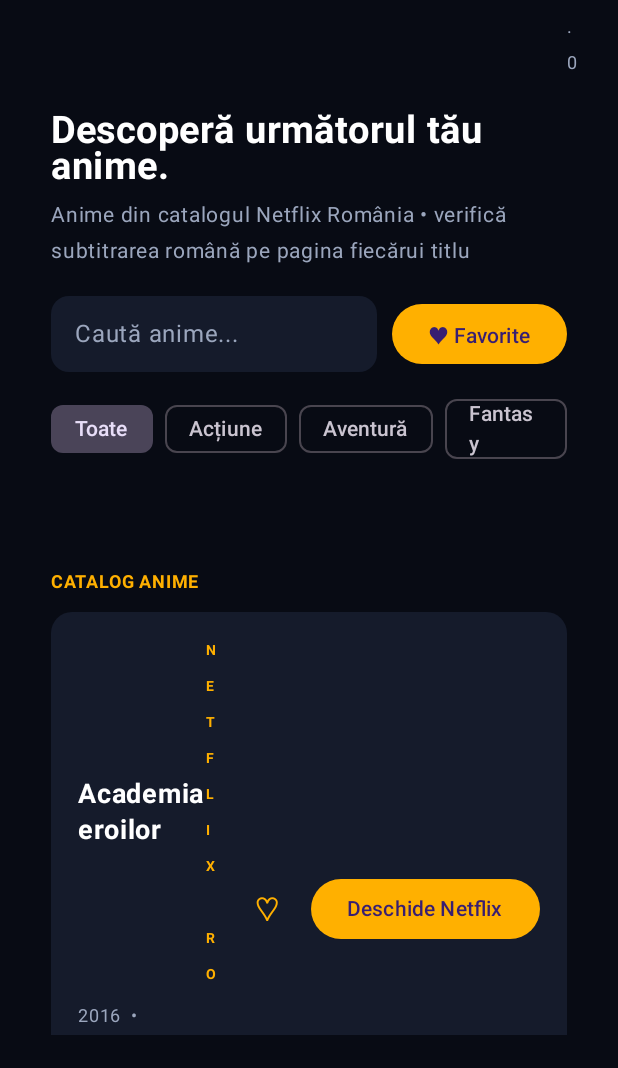
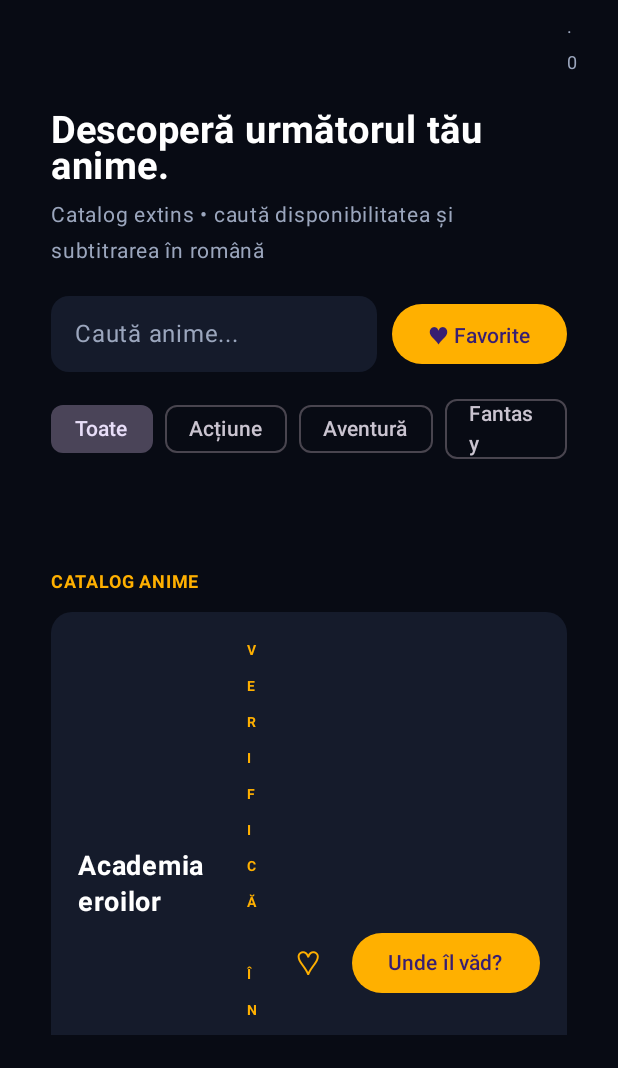
Before and after one commit to razvanbug27/AnimeRoTv, an Android app built with Jetpack Compose: the screen it shows after launch (MainActivity), on a phone screen of 412 x 824 dp, the part 168-1236 px from its top. Run offline under Robolectric (Android 15) with nearby library versions, the phone set to English and light mode, and no system bars.

Commit message:
Correct Romanian availability labels and search Romanian streaming listings

```diff
--- a/app/src/main/java/ro/animero/tv/MainActivity.kt
+++ b/app/src/main/java/ro/animero/tv/MainActivity.kt
@@ -30,68 +30,68 @@ private data class AnimeItem(
 )
 
 private val catalog = listOf(
-    AnimeItem("Academia eroilor", "2016", "Acțiune • Supereroi", "Izuku visează să devină un erou într-o lume în care aproape toți au puteri.", "NETFLIX RO"),
-    AnimeItem("Hunter x Hunter", "2011", "Aventură • Acțiune", "Gon pornește într-o călătorie pentru a-și găsi tatăl și a deveni vânător.", "NETFLIX RO"),
-    AnimeItem("Caietul morții", "2006", "Thriller • Mister", "Un elev descoperă un caiet cu puterea de a schimba destine.", "NETFLIX RO"),
-    AnimeItem("The Seven Deadly Sins", "2014", "Fantasy • Acțiune", "O prințesă caută un grup legendar de cavaleri pentru a-și salva regatul.", "NETFLIX RO"),
-    AnimeItem("Saga Vinland", "2019", "Acțiune • Istoric", "Un tânăr războinic caută sensul răzbunării într-o lume a vikingilor.", "NETFLIX RO"),
-    AnimeItem("JoJo's Bizarre Adventure", "2012", "Acțiune • Supranatural", "Generații ale familiei Joestar se confruntă cu amenințări extraordinare.", "NETFLIX RO"),
-    AnimeItem("Sword Art Online", "2012", "Aventură • SF", "Jucătorii rămân blocați într-un joc online periculos.", "NETFLIX RO"),
-    AnimeItem("Profeția Ragnarok", "2021", "Acțiune • Fantasy", "Luptători legendari înfruntă zeii într-un turneu decisiv.", "NETFLIX RO"),
-    AnimeItem("Cyberpunk: Edgerunners", "2022", "SF • Acțiune", "Un tânăr încearcă să supraviețuiască într-un oraș dominat de tehnologie.", "NETFLIX RO"),
-    AnimeItem("Sakamoto Days", "2025", "Acțiune • Comedie", "Un fost asasin încearcă să ducă o viață liniștită.", "NETFLIX RO"),
-    AnimeItem("Blue Box", "2024", "Romance • Sport", "Doi elevi se apropie prin sport și viața de liceu.", "NETFLIX RO"),
-    AnimeItem("Kuroko", "2012", "Sport • Dramă", "O echipă de baschet încearcă să ajungă în vârful competiției.", "NETFLIX RO"),
-    AnimeItem("Castlevania", "2017", "Fantasy • Acțiune", "Un vânător de vampiri luptă împotriva forțelor întunericului.", "NETFLIX RO"),
-    AnimeItem("BAKI", "2018", "Acțiune • Arte marțiale", "Baki își testează limitele în confruntări extreme.", "NETFLIX RO"),
-    AnimeItem("Hajime no Ippo: Lupta", "2000", "Sport • Dramă", "Un adolescent timid descoperă boxul și începe să se antreneze.", "NETFLIX RO"),
-    AnimeItem("Căsnicia mea fericită", "2023", "Dramă • Fantasy", "O tânără descoperă iubirea și o lume plină de puteri misterioase.", "NETFLIX RO"),
-    AnimeItem("Kakegurui", "2017", "Thriller • Dramă", "Într-o academie neobișnuită, statutul elevilor depinde de jocuri de noroc.", "NETFLIX RO"),
-    AnimeItem("Baki Hanma", "2021", "Acțiune • Arte marțiale", "Baki se pregătește pentru cea mai grea confruntare a sa.", "NETFLIX RO"),
-    AnimeItem("Parasyte: The Maxim", "2014", "SF • Horror", "Un adolescent împarte propriul corp cu o creatură extraterestră.", "NETFLIX RO"),
-    AnimeItem("Ranma 1/2", "2024", "Comedie • Arte marțiale", "Un luptător este prins într-un blestem cu efecte neașteptate.", "NETFLIX RO"),
-    AnimeItem("Viața dezastruoasă a lui Saiki K.", "2016", "Comedie • Supranatural", "Un adolescent cu puteri psihice vrea doar o viață normală.", "NETFLIX RO"),
-    AnimeItem("Kengan Ashura", "2019", "Acțiune • Arte marțiale", "Luptători reprezintă companii în turnee brutale.", "NETFLIX RO"),
-    AnimeItem("BEASTARS", "2019", "Dramă • Mister", "Un lup încearcă să-și înțeleagă instinctele într-o societate tensionată.", "NETFLIX RO"),
-    AnimeItem("Monster", "2004", "Thriller • Mister", "Un medic pornește în căutarea unui fost pacient devenit periculos.", "NETFLIX RO"),
-    AnimeItem("Komi nu știe să comunice", "2021", "Comedie • Romance", "O elevă timidă încearcă să-și facă o sută de prieteni.", "NETFLIX RO"),
-    AnimeItem("Ouran High School Host Club", "2006", "Comedie • Romance", "O elevă ajunge într-un club școlar cu reguli neobișnuite.", "NETFLIX RO"),
-    AnimeItem("The Summer Hikaru Died", "2025", "Mister • Supranatural", "Un adolescent observă că prietenul său s-a întors schimbat.", "NETFLIX RO"),
-    AnimeItem("Delicious in Dungeon", "2024", "Fantasy • Aventură", "Un grup de aventurieri explorează o temniță și gătește creaturi fantastice.", "NETFLIX RO"),
-    AnimeItem("Neon Genesis Evangelion", "1995", "SF • Dramă", "Adolescenți pilotează roboți uriași pentru a apăra omenirea.", "NETFLIX RO"),
-    AnimeItem("Yu Yu Hakusho", "1992", "Acțiune • Supranatural", "Un adolescent devine detectiv al lumii spiritelor.", "NETFLIX RO"),
-    AnimeItem("Regele șaman", "2021", "Aventură • Fantasy", "Șamanii se pregătesc pentru un turneu care decide Regele Șaman.", "NETFLIX RO"),
-    AnimeItem("Violet Evergarden", "2018", "Dramă • Fantasy", "O fostă soldată învață să înțeleagă emoțiile oamenilor prin scrisori.", "NETFLIX RO"),
-    AnimeItem("Cowboy Bebop", "1998", "SF • Aventură", "Vânători de recompense călătoresc prin spațiu.", "NETFLIX RO"),
-    AnimeItem("Dorohedoro", "2020", "Fantasy • Acțiune", "Un bărbat cu cap de reptilă caută adevărul despre transformarea sa.", "NETFLIX RO"),
-    AnimeItem("Aggretsuko", "2018", "Comedie • Viață", "O angajată își descarcă frustrările prin karaoke metal.", "NETFLIX RO"),
-    AnimeItem("PLUTO", "2023", "SF • Mister", "Un detectiv robot investighează o serie de crime misterioase.", "ROMÂNĂ CONFIRMATĂ"),
-    AnimeItem("Kotaro locuiește singur", "2022", "Comedie • Dramă", "Un băiețel neobișnuit schimbă viața vecinilor săi.", "NETFLIX RO"),
-    AnimeItem("Blue Period", "2021", "Dramă • Artă", "Un elev descoperă pasiunea pentru pictură și intră într-o lume competitivă.", "NETFLIX RO"),
-    AnimeItem("EDENS ZERO", "2021", "SF • Aventură", "Un tânăr pornește într-o călătorie prin univers.", "NETFLIX RO"),
-    AnimeItem("Unchiul dintr-o altă lume", "2022", "Comedie • Fantasy", "Un bărbat se trezește după ani de comă cu amintiri dintr-o lume fantastică.", "NETFLIX RO"),
-    AnimeItem("SPRIGGAN", "2022", "Acțiune • SF", "Agenți speciali protejează relicve ale unei civilizații antice.", "NETFLIX RO"),
-    AnimeItem("Onmyoji", "2023", "Fantasy • Supranatural", "Un maestru al spiritelor rezolvă mistere în Japonia imperială.", "NETFLIX RO"),
-    AnimeItem("My Daemon", "2023", "Aventură • SF", "Un băiat și o creatură specială pornesc într-o călătorie.", "NETFLIX RO"),
-    AnimeItem("Superescrocii", "2021", "Acțiune • Crimă", "Un grup de infractori cu puteri speciale pregătește o lovitură.", "NETFLIX RO"),
-    AnimeItem("Viața unui casnic", "2021", "Comedie • Viață", "Un fost membru yakuza se ocupă acum de treburile casei.", "NETFLIX RO"),
-    AnimeItem("Leviathan", "2025", "SF • Aventură", "O poveste alternativă despre război și mașinării extraordinare.", "NETFLIX RO"),
-    AnimeItem("GAMERA: Renașterea", "2023", "Acțiune • SF", "Copiii întâlnesc o creatură gigantică ce apără omenirea.", "NETFLIX RO"),
-    AnimeItem("Noapte bună, lume!", "2023", "SF • Dramă", "O familie fragmentată se intersectează într-o lume virtuală.", "NETFLIX RO"),
-    AnimeItem("Castlevania: Nocturne", "2023", "Fantasy • Acțiune", "Un vânător de vampiri se ridică împotriva unei noi amenințări.", "NETFLIX RO"),
-    AnimeItem("DOTA: Sângele dragonului", "2021", "Fantasy • Acțiune", "Un cavaler dragon este prins într-un conflict între forțe magice.", "NETFLIX RO"),
-    AnimeItem("Black Clover: Sabia Regelui Vrăjitor", "2023", "Fantasy • Film", "Asta și prietenii săi se confruntă cu foști regi vrăjitori.", "NETFLIX RO"),
-    AnimeItem("Prințesa Mononoke", "1997", "Fantasy • Film", "Un tânăr ajunge în mijlocul conflictului dintre oameni și natură.", "NETFLIX RO"),
-    AnimeItem("Băiatul și stârcul", "2023", "Fantasy • Film", "Un băiat descoperă o lume misterioasă după o pierdere.", "NETFLIX RO"),
-    AnimeItem("Ponyo", "2008", "Fantasy • Film", "O creatură marină visează să devină om.", "NETFLIX RO"),
-    AnimeItem("Vecinul meu Totoro", "1988", "Fantasy • Film", "Două surori descoperă spirite magice în apropierea casei.", "NETFLIX RO"),
-    AnimeItem("Kiki: Livrări la domiciliu", "1989", "Aventură • Film", "O tânără vrăjitoare își începe viața independentă.", "NETFLIX RO"),
-    AnimeItem("Povestea prințesei Kaguya", "2013", "Dramă • Film", "O fetiță misterioasă crește și își caută propriul drum.", "NETFLIX RO"),
-    AnimeItem("Lumea secretă a lui Arrietty", "2010", "Aventură • Film", "O fetiță minusculă trăiește ascunsă în casa oamenilor.", "NETFLIX RO"),
-    AnimeItem("Regatul pisicilor", "2002", "Fantasy • Film", "O adolescentă ajunge într-un regat fantastic al pisicilor.", "NETFLIX RO"),
-    AnimeItem("Șoapte din inimă", "1995", "Dramă • Film", "O adolescentă își descoperă pasiunea pentru povești și scris.", "NETFLIX RO"),
-    AnimeItem("Mary și floarea vrăjitoarei", "2017", "Fantasy • Film", "O fată descoperă o floare care îi oferă puteri magice.", "NETFLIX RO"),
-    AnimeItem("Cosmica prințesă Kaguya!", "2026", "SF • Muzical • Film", "O fată misterioasă intră într-o lume virtuală plină de muzică.", "ROMÂNĂ CONFIRMATĂ"),
+    AnimeItem("Academia eroilor", "2016", "Acțiune • Supereroi", "Izuku visează să devină un erou într-o lume în care aproape toți au puteri.", "VERIFICĂ ÎN RO"),
+    AnimeItem("Hunter x Hunter", "2011", "Aventură • Acțiune", "Gon pornește într-o călătorie pentru a-și găsi tatăl și a deveni vânător.", "VERIFICĂ ÎN RO"),
+    AnimeItem("Caietul morții", "2006", "Thriller • Mister", "Un elev descoperă un caiet cu puterea de a schimba destine.", "VERIFICĂ ÎN RO"),
+    AnimeItem("The Seven Deadly Sins", "2014", "Fantasy • Acțiune", "O prințesă caută un grup legendar de cavaleri pentru a-și salva regatul.", "VERIFICĂ ÎN RO"),
+    AnimeItem("Saga Vinland", "2019", "Acțiune • Istoric", "Un tânăr războinic caută sensul răzbunării într-o lume a vikingilor.", "VERIFICĂ ÎN RO"),
+    AnimeItem("JoJo's Bizarre Adventure", "2012", "Acțiune • Supranatural", "Generații ale familiei Joestar se confruntă cu amenințări extraordinare.", "VERIFICĂ ÎN RO"),
+    AnimeItem("Sword Art Online", "2012", "Aventură • SF", "Jucătorii rămân blocați într-un joc online periculos.", "VERIFICĂ ÎN RO"),
+    AnimeItem("Profeția Ragnarok", "2021", "Acțiune • Fantasy", "Luptători legendari înfruntă zeii într-un turneu decisiv.", "VERIFICĂ ÎN RO"),
+    AnimeItem("Cyberpunk: Edgerunners", "2022", "SF • Acțiune", "Un tânăr încearcă să supraviețuiască într-un oraș dominat de tehnologie.", "VERIFICĂ ÎN RO"),
+    AnimeItem("Sakamoto Days", "2025", "Acțiune • Comedie", "Un fost asasin încearcă să ducă o viață liniștită.", "VERIFICĂ ÎN RO"),
+    AnimeItem("Blue Box", "2024", "Romance • Sport", "Doi elevi se apropie prin sport și viața de liceu.", "VERIFICĂ ÎN RO"),
+    AnimeItem("Kuroko", "2012", "Sport • Dramă", "O echipă de baschet încearcă să ajungă în vârful competiției.", "VERIFICĂ ÎN RO"),
+    AnimeItem("Castlevania", "2017", "Fantasy • Acțiune", "Un vânător de vampiri luptă împotriva forțelor întunericului.", "VERIFICĂ ÎN RO"),
+    AnimeItem("BAKI", "2018", "Acțiune • Arte marțiale", "Baki își testează limitele în confruntări extreme.", "VERIFICĂ ÎN RO"),
+    AnimeItem("Hajime no Ippo: Lupta", "2000", "Sport • Dramă", "Un adolescent timid descoperă boxul și începe să se antreneze.", "VERIFICĂ ÎN RO"),
+    AnimeItem("Căsnicia mea fericită", "2023", "Dramă • Fantasy", "O tânără descoperă iubirea și o lume plină de puteri misterioase.", "VERIFICĂ ÎN RO"),
+    AnimeItem("Kakegurui", "2017", "Thriller • Dramă", "Într-o academie neobișnuită, statutul elevilor depinde de jocuri de noroc.", "VERIFICĂ ÎN RO"),
+    AnimeItem("Baki Hanma", "2021", "Acțiune • Arte marțiale", "Baki se pregătește pentru cea mai grea confruntare a sa.", "VERIFICĂ ÎN RO"),
+    AnimeItem("Parasyte: The Maxim", "2014", "SF • Horror", "Un adolescent împarte propriul corp cu o creatură extraterestră.", "VERIFICĂ ÎN RO"),
+    AnimeItem("Ranma 1/2", "2024", "Comedie • Arte marțiale", "Un luptător este prins într-un blestem cu efecte neașteptate.", "VERIFICĂ ÎN RO"),
+    AnimeItem("Viața dezastruoasă a lui Saiki K.", "2016", "Comedie • Supranatural", "Un adolescent cu puteri psihice vrea doar o viață normală.", "VERIFICĂ ÎN RO"),
+    AnimeItem("Kengan Ashura", "2019", "Acțiune • Arte marțiale", "Luptători reprezintă companii în turnee brutale.", "VERIFICĂ ÎN RO"),
+    AnimeItem("BEASTARS", "2019", "Dramă • Mister", "Un lup încearcă să-și înțeleagă instinctele într-o societate tensionată.", "VERIFICĂ ÎN RO"),
+    AnimeItem("Monster", "2004", "Thriller • Mister", "Un medic pornește în căutarea unui fost pacient devenit periculos.", "VERIFICĂ ÎN RO"),
+    AnimeItem("Komi nu știe să comunice", "2021", "Comedie • Romance", "O elevă timidă încearcă să-și facă o sută de prieteni.", "VERIFICĂ ÎN RO"),
+    AnimeItem("Ouran High School Host Club", "2006", "Comedie • Romance", "O elevă ajunge într-un club școlar cu reguli neobișnuite.", "VERIFICĂ ÎN RO"),
+    AnimeItem("The Summer Hikaru Died", "2025", "Mister • Supranatural", "Un adolescent observă că prietenul său s-a întors schimbat.", "VERIFICĂ ÎN RO"),
+    AnimeItem("Delicious in Dungeon", "2024", "Fantasy • Aventură", "Un grup de aventurieri explorează o temniță și gătește creaturi fantastice.", "VERIFICĂ ÎN RO"),
+    AnimeItem("Neon Genesis Evangelion", "1995", "SF • Dramă", "Adolescenți pilotează roboți uriași pentru a apăra omenirea.", "VERIFICĂ ÎN RO"),
+    AnimeItem("Yu Yu Hakusho", "1992", "Acțiune • Supranatural", "Un adolescent devine detectiv al lumii spiritelor.", "VERIFICĂ ÎN RO"),
+    AnimeItem("Regele șaman", "2021", "Aventură • Fantasy", "Șamanii se pregătesc pentru un turneu care decide Regele Șaman.", "VERIFICĂ ÎN RO"),
+    AnimeItem("Violet Evergarden", "2018", "Dramă • Fantasy", "O fostă soldată învață să înțeleagă emoțiile oamenilor prin scrisori.", "VERIFICĂ ÎN RO"),
+    AnimeItem("Cowboy Bebop", "1998", "SF • Aventură", "Vânători de recompense călătoresc prin spațiu.", "VERIFICĂ ÎN RO"),
+    AnimeItem("Dorohedoro", "2020", "Fantasy • Acțiune", "Un bărbat cu cap de reptilă caută adevărul despre transformarea sa.", "VERIFICĂ ÎN RO"),
+    AnimeItem("Aggretsuko", "2018", "Comedie • Viață", "O angajată își descarcă frustrările prin karaoke metal.", "VERIFICĂ ÎN RO"),
+    AnimeItem("PLUTO", "2023", "SF • Mister", "Un detectiv robot investighează o serie de crime misterioase.", "VERIFICĂ SUBTITRAREA"),
+    AnimeItem("Kotaro locuiește singur", "2022", "Comedie • Dramă", "Un băiețel neobișnuit schimbă viața vecinilor săi.", "VERIFICĂ ÎN RO"),
+    AnimeItem("Blue Period", "2021", "Dramă • Artă", "Un elev descoperă pasiunea pentru pictură și intră într-o lume competitivă.", "VERIFICĂ ÎN RO"),
+    AnimeItem("EDENS ZERO", "2021", "SF • Aventură", "Un tânăr pornește într-o călătorie prin univers.", "VERIFICĂ ÎN RO"),
+    AnimeItem("Unchiul dintr-o altă lume", "2022", "Comedie • Fantasy", "Un bărbat se trezește după ani de comă cu amintiri dintr-o lume fantastică.", "VERIFICĂ ÎN RO"),
+    AnimeItem("SPRIGGAN", "2022", "Acțiune • SF", "Agenți speciali protejează relicve ale unei civilizații antice.", "VERIFICĂ ÎN RO"),
+    AnimeItem("Onmyoji", "2023", "Fantasy • Supranatural", "Un maestru al spiritelor rezolvă mistere în Japonia imperială.", "VERIFICĂ ÎN RO"),
+    AnimeItem("My Daemon", "2023", "Aventură • SF", "Un băiat și o creatură specială pornesc într-o călătorie.", "VERIFICĂ ÎN RO"),
+    AnimeItem("Superescrocii", "2021", "Acțiune • Crimă", "Un grup de infractori cu puteri speciale pregătește o lovitură.", "VERIFICĂ ÎN RO"),
+    AnimeItem("Viața unui casnic", "2021", "Comedie • Viață", "Un fost membru yakuza se ocupă acum de treburile casei.", "VERIFICĂ ÎN RO"),
+    AnimeItem("Leviathan", "2025", "SF • Aventură", "O poveste alternativă despre război și mașinării extraordinare.", "VERIFICĂ ÎN RO"),
+    AnimeItem("GAMERA: Renașterea", "2023", "Acțiune • SF", "Copiii întâlnesc o creatură gigantică ce apără omenirea.", "VERIFICĂ ÎN RO"),
+    AnimeItem("Noapte bună, lume!", "2023", "SF • Dramă", "O familie fragmentată se intersectează într-o lume virtuală.", "VERIFICĂ ÎN RO"),
+    AnimeItem("Castlevania: Nocturne", "2023", "Fantasy • Acțiune", "Un vânător de vampiri se ridică împotriva unei noi amenințări.", "VERIFICĂ ÎN RO"),
+    AnimeItem("DOTA: Sângele dragonului", "2021", "Fantasy • Acțiune", "Un cavaler dragon este prins într-un conflict între forțe magice.", "VERIFICĂ ÎN RO"),
+    AnimeItem("Black Clover: Sabia Regelui Vrăjitor", "2023", "Fantasy • Film", "Asta și prietenii săi se confruntă cu foști regi vrăjitori.", "VERIFICĂ ÎN RO"),
+    AnimeItem("Prințesa Mononoke", "1997", "Fantasy • Film", "Un tânăr ajunge în mijlocul conflictului dintre oameni și natură.", "VERIFICĂ ÎN RO"),
+    AnimeItem("Băiatul și stârcul", "2023", "Fantasy • Film", "Un băiat descoperă o lume misterioasă după o pierdere.", "VERIFICĂ ÎN RO"),
+    AnimeItem("Ponyo", "2008", "Fantasy • Film", "O creatură marină visează să devină om.", "VERIFICĂ ÎN RO"),
+    AnimeItem("Vecinul meu Totoro", "1988", "Fantasy • Film", "Două surori descoperă spirite magice în apropierea casei.", "VERIFICĂ ÎN RO"),
+    AnimeItem("Kiki: Livrări la domiciliu", "1989", "Aventură • Film", "O tânără vrăjitoare își începe viața independentă.", "VERIFICĂ ÎN RO"),
+    AnimeItem("Povestea prințesei Kaguya", "2013", "Dramă • Film", "O fetiță misterioasă crește și își caută propriul drum.", "VERIFICĂ ÎN RO"),
+    AnimeItem("Lumea secretă a lui Arrietty", "2010", "Aventură • Film", "O fetiță minusculă trăiește ascunsă în casa oamenilor.", "VERIFICĂ ÎN RO"),
+    AnimeItem("Regatul pisicilor", "2002", "Fantasy • Film", "O adolescentă ajunge într-un regat fantastic al pisicilor.", "VERIFICĂ ÎN RO"),
+    AnimeItem("Șoapte din inimă", "1995", "Dramă • Film", "O adolescentă își descoperă pasiunea pentru povești și scris.", "VERIFICĂ ÎN RO"),
+    AnimeItem("Mary și floarea vrăjitoarei", "2017", "Fantasy • Film", "O fată descoperă o floare care îi oferă puteri magice.", "VERIFICĂ ÎN RO"),
+    AnimeItem("Cosmica prințesă Kaguya!", "2026", "SF • Muzical • Film", "O fată misterioasă intră într-o lume virtuală plină de muzică.", "VERIFICĂ SUBTITRAREA"),
     AnimeItem("Attack on Titan", "2013", "Acțiune • Dramă • Fantasy", "Ultimii oameni trăiesc în spatele unor ziduri uriașe, amenințați de titani.", "CATALOG"),
     AnimeItem("Demon Slayer", "2019", "Acțiune • Fantasy", "Tanjiro pornește într-o călătorie pentru a-și salva sora.", "CATALOG"),
     AnimeItem("Jujutsu Kaisen", "2020", "Acțiune • Supranatural", "Un licean intră în lumea blestemelor și a vrăjitorilor.", "CATALOG"),
@@ -149,7 +149,7 @@ private fun AnimeRoApp() {
             Spacer(Modifier.height(18.dp))
             Text("Descoperă următorul tău anime.", color = Color.White, fontSize = 25.sp, fontWeight = FontWeight.Bold)
             Spacer(Modifier.height(6.dp))
-            Text("Anime din catalogul Netflix România • verifică subtitrarea română pe pagina fiecărui titlu", color = muted, fontSize = 14.sp)
+            Text("Catalog extins • caută disponibilitatea și subtitrarea în română", color = muted, fontSize = 14.sp)
             Spacer(Modifier.height(18.dp))
             Row(verticalAlignment = Alignment.CenterVertically, horizontalArrangement = Arrangement.spacedBy(10.dp)) {
                 Surface(color = panel, shape = RoundedCornerShape(12.dp), modifier = Modifier.weight(1f)) {
@@ -181,7 +181,7 @@ private fun AnimeRoApp() {
                     AnimeCard(item, favorites.contains(item.title), {
                         favorites = if (favorites.contains(item.title)) favorites - item.title else favorites + item.title
                     }) {
-                        val url = "https://www.netflix.com/ro/search?q=" + Uri.encode(item.title)
+                        val url = "https://www.justwatch.com/ro/cautare?q=" + Uri.encode(item.title)
                         context.startActivity(Intent(Intent.ACTION_VIEW, Uri.parse(url)))
                     }
                 }
@@ -216,7 +216,7 @@ private fun AnimeCard(item: AnimeItem, favorite: Boolean, onFavorite: () -> Unit
             }
             Spacer(Modifier.width(12.dp))
             TextButton(onClick = onFavorite) { Text(if (favorite) "♥" else "♡", color = accent, fontSize = 22.sp) }
-            Button(onClick = onSearch) { Text("Deschide Netflix") }
+            Button(onClick = onSearch) { Text("Unde îl văd?") }
         }
     }
 }
```
